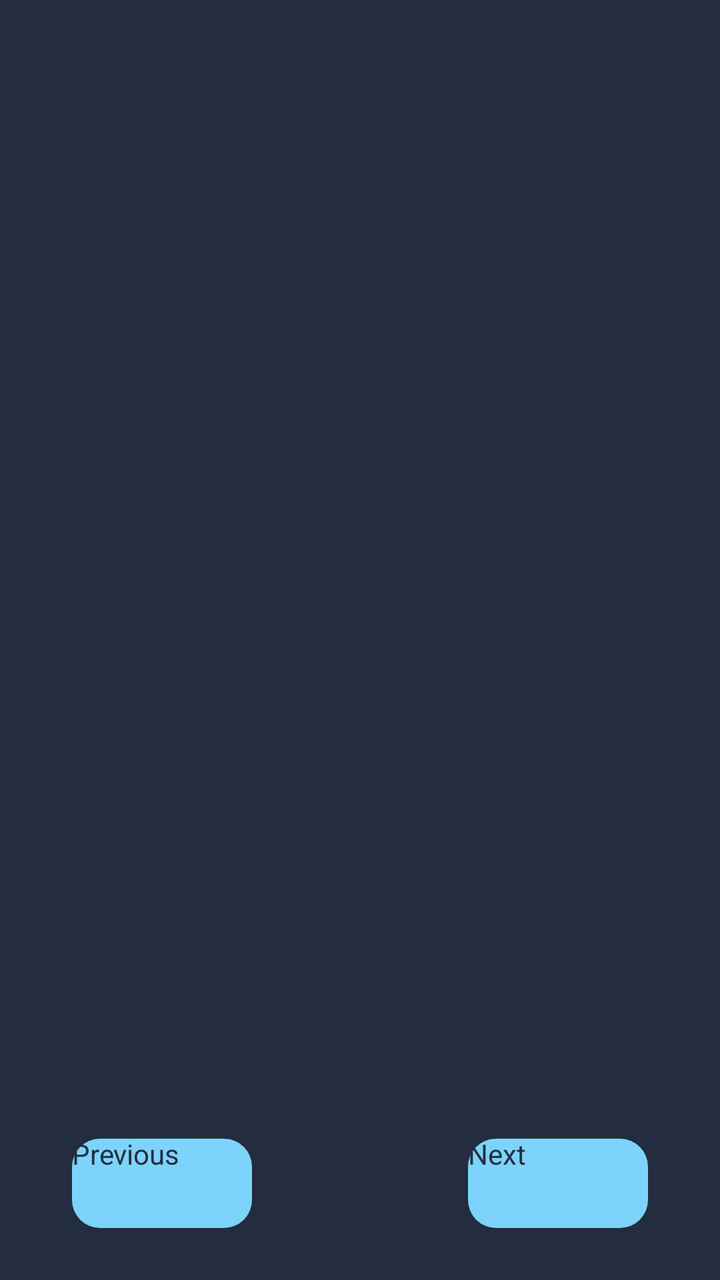
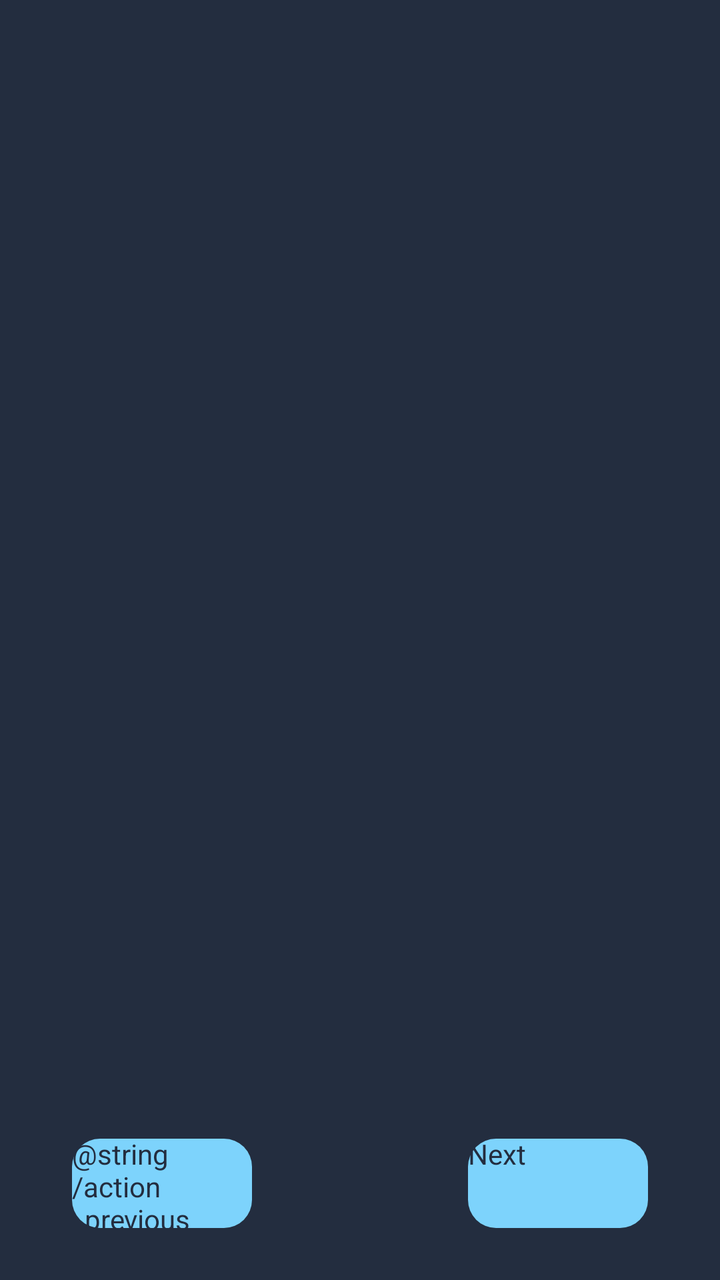

Two renders of the same Android screen: before a commit and after it. Below are the layout's source before the change and the commit's diff.
<!-- AndroidManifest.xml: activity theme Theme.NihalHome -->
<!-- res/layout/activity_social_hacking.xml -->
<?xml version="1.0" encoding="utf-8"?>
<LinearLayout xmlns:android="http://schemas.android.com/apk/res/android"
    android:layout_width="match_parent"
    android:layout_height="match_parent"
    android:orientation="vertical"
    android:background="@color/onboarding_background">

    <FrameLayout
        android:layout_width="match_parent"
        android:layout_height="0dp"
        android:layout_weight="85">

        <ImageView
            android:id="@+id/imageSocialHacking"
            android:layout_width="match_parent"
            android:layout_height="match_parent"
            android:scaleType="fitCenter"
            android:contentDescription="@string/app_name" />

    </FrameLayout>

    <LinearLayout
        android:layout_width="match_parent"
        android:layout_height="0dp"
        android:layout_weight="15"
        android:orientation="vertical"
        android:weightSum="15">

        <View
            android:layout_width="match_parent"
            android:layout_height="0dp"
            android:layout_weight="4" />

        <LinearLayout
            android:layout_width="match_parent"
            android:layout_height="0dp"
            android:layout_weight="7"
            android:orientation="horizontal">

            <View
                android:layout_width="0dp"
                android:layout_height="match_parent"
                android:layout_weight="10" />

            <Button
                android:id="@+id/buttonPrevious"
                android:layout_width="0dp"
                android:layout_height="match_parent"
                android:layout_weight="25"
                android:background="@drawable/bg_social_nav_button"
                android:text="Previous"
                android:textAllCaps="false"
                android:textColor="@color/onboarding_button_text"
                android:includeFontPadding="false"
                android:elevation="0dp" />

            <View
                android:layout_width="0dp"
                android:layout_height="match_parent"
                android:layout_weight="30" />

            <Button
                android:id="@+id/buttonNext"
                android:layout_width="0dp"
                android:layout_height="match_parent"
                android:layout_weight="25"
                android:background="@drawable/bg_social_nav_button"
                android:text="Next"
                android:textAllCaps="false"
                android:textColor="@color/onboarding_button_text"
                android:includeFontPadding="false"
                android:elevation="0dp" />

            <View
                android:layout_width="0dp"
                android:layout_height="match_parent"
                android:layout_weight="10" />

        </LinearLayout>

        <View
            android:layout_width="match_parent"
            android:layout_height="0dp"
            android:layout_weight="4" />

    </LinearLayout>

</LinearLayout>
<!-- resources referenced by this layout -->
<resources>
  <color name="onboarding_background">#232D3F</color>
  <color name="onboarding_button_text">#232D3F</color>
  <!-- drawable bg_social_nav_button (drawable) -->
  <?xml version="1.0" encoding="utf-8"?>
  <shape xmlns:android="http://schemas.android.com/apk/res/android"
      android:shape="rectangle">
      <solid android:color="@color/onboarding_accent" />
      <corners android:radius="14dp" />
  </shape>
  <string name="app_name">Nihal Home</string>
  <style name="Theme.NihalHome" parent="android:Theme.Material.Light.NoActionBar">
          <item name="android:windowBackground">@android:color/white</item>
          <item name="android:statusBarColor">@android:color/white</item>
          <item name="android:navigationBarColor">@android:color/white</item>
          <item name="android:windowLightStatusBar">true</item>
      </style>
  <color name="onboarding_accent">#7DD3FC</color>
</resources>

<!-- the commit's change to res/layout/activity_social_hacking.xml (unified diff, before → after) -->
@@ -48,7 +48,7 @@
                 android:layout_height="match_parent"
                 android:layout_weight="25"
                 android:background="@drawable/bg_social_nav_button"
-                android:text="Previous"
+                android:text="@string/action_previous"
                 android:textAllCaps="false"
                 android:textColor="@color/onboarding_button_text"
                 android:includeFontPadding="false"
@@ -65,7 +65,7 @@
                 android:layout_height="match_parent"
                 android:layout_weight="25"
                 android:background="@drawable/bg_social_nav_button"
-                android:text="Next"
+                android:text="@string/action_next"
                 android:textAllCaps="false"
                 android:textColor="@color/onboarding_button_text"
                 android:includeFontPadding="false"
<!-- resource entries referenced after the edit -->
@@ -9,6 +9,7 @@
       <solid android:color="@color/onboarding_accent" />
       <corners android:radius="14dp" />
   </shape>
+  <string name="action_next">Next</string>
   <string name="app_name">Nihal Home</string>
   <style name="Theme.NihalHome" parent="android:Theme.Material.Light.NoActionBar">
           <item name="android:windowBackground">@android:color/white</item>
